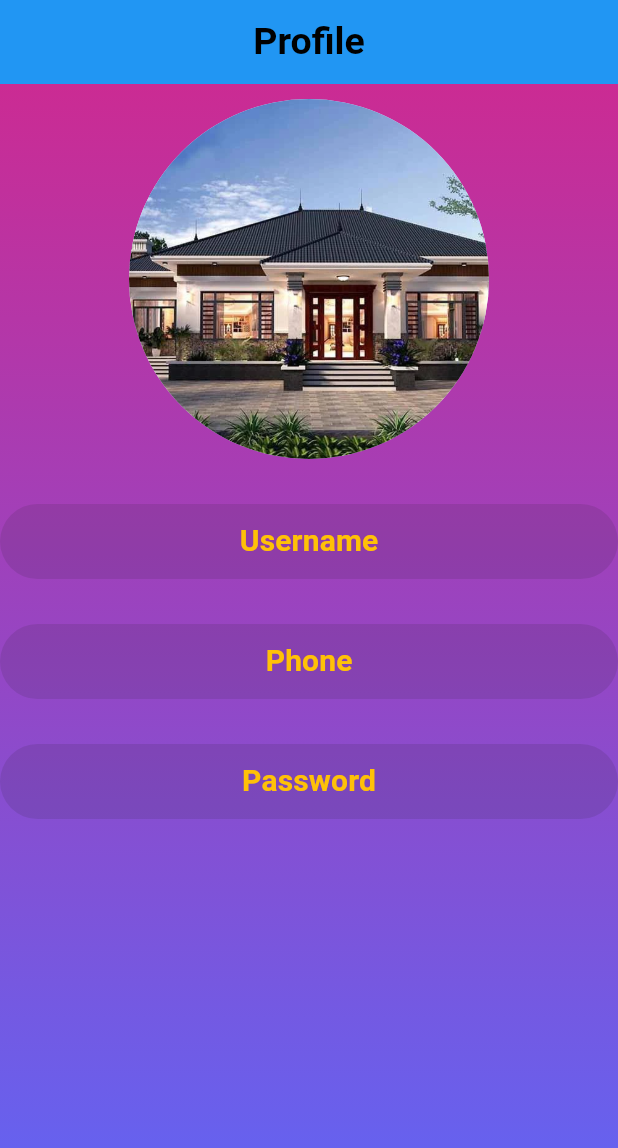
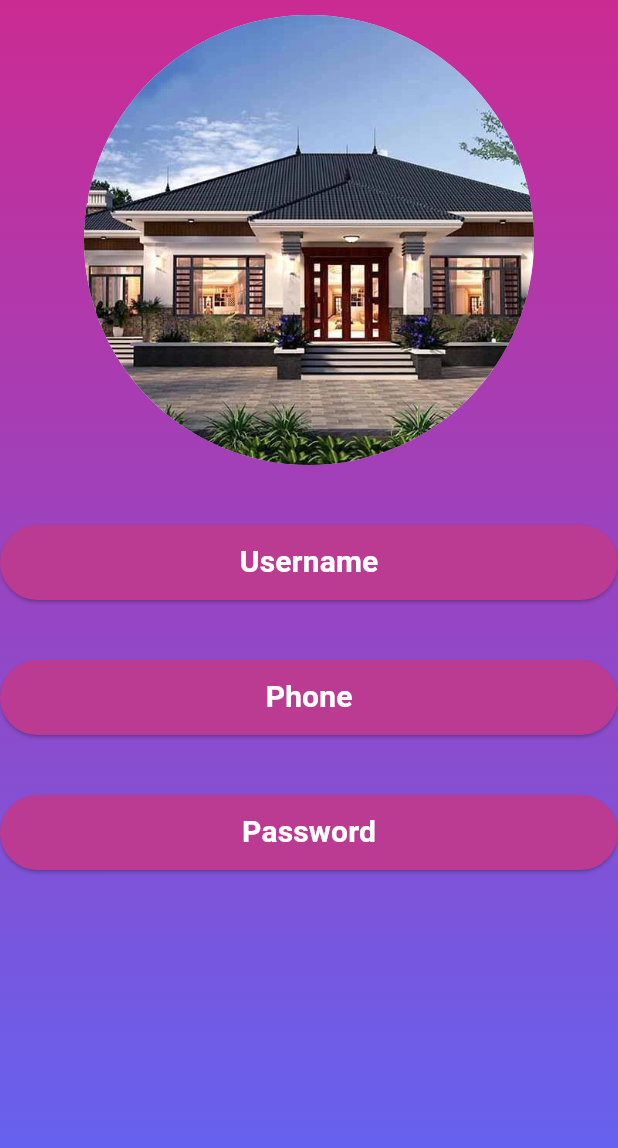
Before and after one commit to Thanhvien04/DoanNhom, a Flutter app: the screen it shows after launch, on a phone screen of 412 x 824 dp. Shown: the top 1148 px of the screen. Run offline on Flutter 3.47's test engine with Material 2 defaults, Android fonts, the light colour scheme and no system bars; our stand-ins replace firebase_auth, firebase_core; accounts and stored records are empty.

Commit message:
up profile

```diff
--- a/lib/Screen/profile.dart
+++ b/lib/Screen/profile.dart
@@ -1,3 +1,5 @@
+import 'dart:ui';
+import 'login_screen.dart';
 import 'package:flutter/material.dart';
 
 class Profile extends StatefulWidget {
@@ -19,17 +21,8 @@ class _ProfileState extends State<Profile> {
   @override
   Widget build(BuildContext context) {
     return Scaffold(
-      appBar: AppBar(
-        title: const Center(
-          child: Text("Profile",
-              style: TextStyle(
-                  color: Colors.black,
-                  fontWeight: FontWeight.bold,
-                  fontSize: 25)),
-        ),
-        backgroundColor: Colors.blue,
-      ),
-      body: Container(
+      body: SafeArea(
+        child: Container(
           width: MediaQuery.of(context).size.width,
           height: MediaQuery.of(context).size.height,
           decoration: BoxDecoration(
@@ -44,63 +37,69 @@ class _ProfileState extends State<Profile> {
               const SizedBox(
                 height: 10,
               ),
-            const CircleAvatar(
-              radius: 120,
+              InkWell(
+                onTap: () {
+                  Navigator.push(
+                      context,
+                      MaterialPageRoute(
+                          builder: (context) => Login_interface()));
+                },
+                child: const CircleAvatar(
+                  radius: 150,
                   backgroundImage: AssetImage("asset/nha.png"),
                 ),
+              ),
               const SizedBox(
-              height: 30,
+                height: 40,
               ),
               ElevatedButton(
-                onPressed: null,
+                  onPressed: () {},
                   style: ElevatedButton.styleFrom(
-                  primary: Colors.blue,
-                  fixedSize: Size(double.maxFinite, 50),
+                    backgroundColor: hexStringToColor("BB3B93"),
+                    fixedSize: const Size(double.maxFinite, 50),
                   ),
                   child: const Text(
                     "Username",
                     style: TextStyle(
-                      color: Colors.amber,
+                        color: Colors.white,
                         fontWeight: FontWeight.bold,
                         fontSize: 20),
                   )),
               const SizedBox(
-              height: 30,
+                height: 40,
               ),
               ElevatedButton(
-                onPressed: null,
+                  onPressed: () {},
                   style: ElevatedButton.styleFrom(
-                  primary: Colors.blue,
+                    backgroundColor: hexStringToColor("BB3B93"),
                     fixedSize: Size(double.maxFinite, 50),
                   ),
                   child: const Text(
                     "Phone",
                     style: TextStyle(
-                      color: Colors.amber,
+                        color: Colors.white,
                         fontWeight: FontWeight.bold,
                         fontSize: 20),
                   )),
               const SizedBox(
-              height: 30,
+                height: 40,
               ),
               ElevatedButton(
-                onPressed: null,
+                  onPressed: () {},
                   style: ElevatedButton.styleFrom(
-                  primary: Colors.blue,
+                    backgroundColor: hexStringToColor("BB3B93"),
                     fixedSize: Size(double.maxFinite, 50),
                   ),
                   child: const Text(
                     "Password",
                     style: TextStyle(
-                      color: Colors.amber,
+                        color: Colors.white,
                         fontWeight: FontWeight.bold,
                         fontSize: 20),
                   )),
-            const SizedBox(
-              height: 30,
-            ),
             ],
           )),
+        ),
       ), //mã màu,
     );
   }
```
Lines whose indentation alone changed are shown as unchanged.
